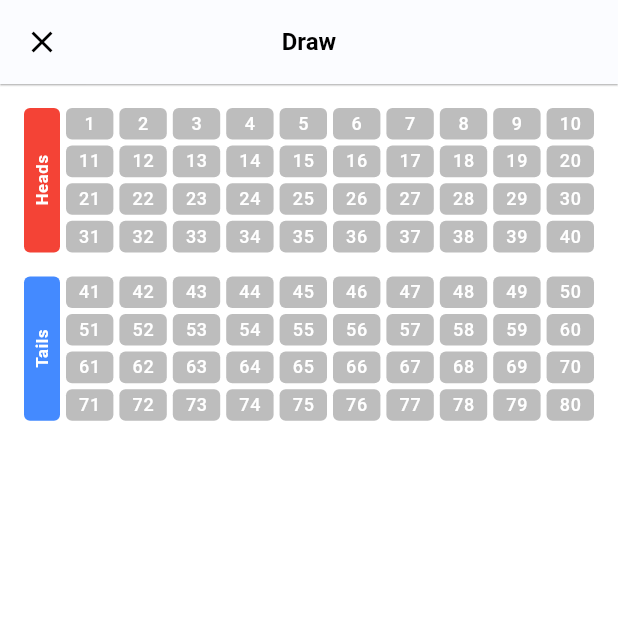
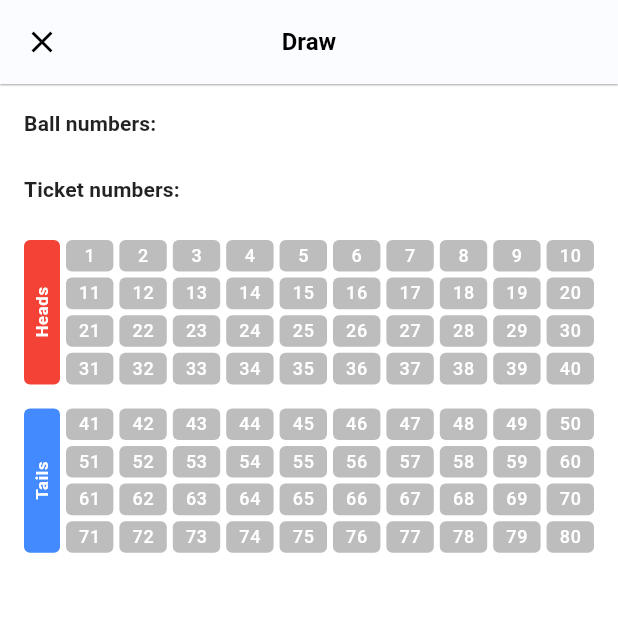
Before and after one commit to rayray199085/My-Draw, a Flutter app: the screen it shows after launch, after a tap on "Start", on a phone screen of 412 x 824 dp, the top half of it. Run offline on Flutter 3.47's test engine with Material 3 defaults, Android fonts, the phone set to English and light mode, and no system bars; our stand-ins replace bloc, flutter_bloc, freezed_annotation, go_router.

Commit message:
Refactor draw screen and remove entities

```diff
--- a/lib/core/router/app_route.dart
+++ b/lib/core/router/app_route.dart
@@ -4,8 +4,6 @@ import 'package:my_draw/core/router/dialog_pages.dart';
 import 'package:my_draw/core/router/router_path.dart';
 import 'package:my_draw/features/screens/draw/presentation/draw_screen.dart';
 import 'package:my_draw/features/screens/ticket/presentation/ticket_screen.dart';
-
-import '../../features/screens/ticket/domain/entities/ticket.dart';
 
 part 'app_route.g.dart';
 
@@ -26,7 +24,7 @@ class DrawRoute extends GoRouteData {
   Page<void> buildPage(BuildContext context, GoRouterState state) {
     return FullScreenModalPage(
         child: DrawScreen(
-      ticket: state.extra as Ticket,
+      ticketNumbers: state.extra as List<int>,
     ));
   }
 }
--- a/lib/features/screens/draw/domain/entities/ticket_number.dart
+++ /dev/null
@@ -1,15 +0,0 @@
-import 'package:freezed_annotation/freezed_annotation.dart';
-
-part 'ticket_number.freezed.dart';
-part 'ticket_number.g.dart';
-
-@freezed
-class TicketNumber with _$TicketNumber {
-  const factory TicketNumber({
-    required int value,
-    @Default(false) bool isSelected,
-  }) = _TicketNumber;
-
-  factory TicketNumber.fromJson(Map<String, dynamic> json) =>
-      _$TicketNumberFromJson(json);
-}
--- a/lib/features/screens/draw/presentation/cubit/draw_cubit.dart
+++ b/lib/features/screens/draw/presentation/cubit/draw_cubit.dart
@@ -4,7 +4,6 @@ import 'dart:math';
 import 'package:bloc/bloc.dart';
 import 'package:freezed_annotation/freezed_annotation.dart';
 import 'package:my_draw/core/constants/app_constants.dart';
-import 'package:my_draw/features/screens/draw/domain/entities/ticket_number.dart';
 
 import '../draw_screen_constants.dart';
 
@@ -16,10 +15,8 @@ class DrawCubit extends Cubit<DrawState> {
   late final Timer timer;
 
   void loadTicketNumbers(List<int> numbers) {
-    final List<int> numberList = [...numbers]
-      ..sort(); // Spread operator creates a copy before sorting
     emit(DrawState.loaded(
-      ticketNumbers: numberList.map((n) => TicketNumber(value: n)).toList(),
+      ticketNumbers: [...numbers]..sort(),
       ballNumbers: [],
     ));
   }
--- a/lib/features/screens/draw/presentation/cubit/draw_state.dart
+++ b/lib/features/screens/draw/presentation/cubit/draw_state.dart
@@ -4,7 +4,7 @@ part of 'draw_cubit.dart';
 class DrawState with _$DrawState {
   const factory DrawState.initial() = _Initial;
   const factory DrawState.loaded({
-    required List<TicketNumber> ticketNumbers,
+    required List<int> ticketNumbers,
     required List<int> ballNumbers,
   }) = _Loaded;
 }
--- a/lib/features/screens/draw/presentation/draw_screen.dart
+++ b/lib/features/screens/draw/presentation/draw_screen.dart
@@ -1,22 +1,20 @@
 import 'package:flutter/material.dart';
 import 'package:flutter_bloc/flutter_bloc.dart';
 import 'package:my_draw/core/theme/gaps.dart';
-import 'package:my_draw/features/screens/draw/domain/entities/ticket_number.dart';
 import 'package:my_draw/features/screens/draw/presentation/cubit/draw_cubit.dart';
 import 'package:my_draw/features/screens/draw/presentation/widgets/ball_section.dart';
 import 'package:my_draw/features/screens/draw/presentation/widgets/draw_board.dart';
 import 'package:my_draw/features/screens/draw/presentation/widgets/ticket_section.dart';
-import 'package:my_draw/features/screens/ticket/domain/entities/ticket.dart';
 
 import '../../../../generated/l10n.dart';
 
 class DrawScreen extends StatelessWidget {
   const DrawScreen({
     super.key,
-    required this.ticket,
+    required this.ticketNumbers,
   });
 
-  final Ticket ticket;
+  final List<int> ticketNumbers;
 
   @override
   Widget build(BuildContext context) {
@@ -28,7 +26,7 @@ class DrawScreen extends StatelessWidget {
         create: (context) {
           final cubit = DrawCubit();
           WidgetsBinding.instance.addPostFrameCallback(
-              (_) => cubit.loadTicketNumbers(ticket.numbers));
+              (_) => cubit.loadTicketNumbers(ticketNumbers));
           return cubit;
         },
         child: const DrawBody(),
@@ -62,27 +60,21 @@ class DrawBody extends StatelessWidget {
                 selector: (state) => state.maybeMap(
                     loaded: (loaded) => loaded.ballNumbers, orElse: () => null),
                 builder: (context, ballNumbers) {
-                  return ballNumbers?.isNotEmpty == true
-                      ? Padding(
-                          padding:
-                              const EdgeInsets.only(bottom: Gaps.spacing16),
-                          child: BallSection(numbers: ballNumbers!),
-                        )
-                      : const SizedBox();
+                  return Padding(
+                    padding: const EdgeInsets.only(bottom: Gaps.spacing16),
+                    child: BallSection(numbers: ballNumbers ?? []),
+                  );
                 },
               ),
-              BlocSelector<DrawCubit, DrawState, List<TicketNumber>?>(
+              BlocSelector<DrawCubit, DrawState, List<int>?>(
                 selector: (state) => state.maybeMap(
                     loaded: (loaded) => loaded.ticketNumbers,
                     orElse: () => null),
                 builder: (context, ticketNumbers) {
-                  return ticketNumbers?.isNotEmpty == true
-                      ? Padding(
-                          padding:
-                              const EdgeInsets.only(bottom: Gaps.spacing16),
-                          child: TicketSection(numbers: ticketNumbers!),
-                        )
-                      : const SizedBox();
+                  return Padding(
+                    padding: const EdgeInsets.only(bottom: Gaps.spacing16),
+                    child: TicketSection(numbers: ticketNumbers ?? []),
+                  );
                 },
               ),
               const DrawBoard(),
--- a/lib/features/screens/draw/presentation/widgets/ball_section.dart
+++ b/lib/features/screens/draw/presentation/widgets/ball_section.dart
@@ -1,5 +1,8 @@
 import 'package:flutter/material.dart';
 import 'package:my_draw/core/theme/gaps.dart';
+
+import '../../../../../generated/l10n.dart';
+import 'ball_number_cell.dart';
 
 class BallSection extends StatelessWidget {
   const BallSection({
@@ -10,11 +13,25 @@ class BallSection extends StatelessWidget {
   final List<int> numbers;
   @override
   Widget build(BuildContext context) {
-    return Wrap(
-      direction: Axis.horizontal,
-      spacing: Gaps.spacing8,
-      runSpacing: Gaps.spacing8,
-      children: numbers.map((number) => Text(number.toString())).toList(),
+    return Column(
+      crossAxisAlignment: CrossAxisAlignment.start,
+      children: [
+        Text(
+          '${S.of(context).ballNumbers}:',
+          style: Theme.of(context).textTheme.titleSmall?.copyWith(
+                color: Theme.of(context).colorScheme.secondary,
+                fontWeight: FontWeight.w600,
+              ),
+        ),
+        const SizedBox(height: Gaps.spacing8),
+        Wrap(
+          direction: Axis.horizontal,
+          spacing: Gaps.spacing8,
+          runSpacing: Gaps.spacing8,
+          children:
+              numbers.map((number) => BallNumberCell(number: number)).toList(),
+        ),
+      ],
     );
   }
 }
--- a/lib/features/screens/draw/presentation/widgets/ticket_section.dart
+++ b/lib/features/screens/draw/presentation/widgets/ticket_section.dart
@@ -1,7 +1,8 @@
 import 'package:flutter/material.dart';
-import 'package:my_draw/core/theme/gaps.dart';
-import 'package:my_draw/features/screens/draw/domain/entities/ticket_number.dart';
 import 'package:my_draw/features/screens/draw/presentation/widgets/ticket_number_cell.dart';
+
+import '../../../../../core/theme/gaps.dart';
+import '../../../../../generated/l10n.dart';
 
 class TicketSection extends StatelessWidget {
   const TicketSection({
@@ -9,15 +10,29 @@ class TicketSection extends StatelessWidget {
     required this.numbers,
   });
 
-  final List<TicketNumber> numbers;
+  final List<int> numbers;
   @override
   Widget build(BuildContext context) {
-    return Wrap(
-      direction: Axis.horizontal,
-      spacing: Gaps.spacing8,
-      runSpacing: Gaps.spacing8,
-      children:
-          numbers.map((number) => TicketNumberCell(number: number)).toList(),
+    return Column(
+      crossAxisAlignment: CrossAxisAlignment.start,
+      children: [
+        Text(
+          '${S.of(context).ticketNumbers}:',
+          style: Theme.of(context).textTheme.titleSmall?.copyWith(
+                color: Theme.of(context).colorScheme.secondary,
+                fontWeight: FontWeight.w600,
+              ),
+        ),
+        const SizedBox(height: Gaps.spacing8),
+        Wrap(
+          direction: Axis.horizontal,
+          spacing: Gaps.spacing8,
+          runSpacing: Gaps.spacing8,
+          children: numbers
+              .map((number) => TicketNumberCell(number: number))
+              .toList(),
+        ),
+      ],
     );
   }
 }
--- a/lib/features/screens/ticket/domain/entities/ticket.dart
+++ /dev/null
@@ -1,13 +0,0 @@
-import 'package:freezed_annotation/freezed_annotation.dart';
-
-part 'ticket.freezed.dart';
-part 'ticket.g.dart';
-
-@freezed
-class Ticket with _$Ticket {
-  const factory Ticket({
-    required List<int> numbers,
-  }) = _Ticket;
-
-  factory Ticket.fromJson(Map<String, dynamic> json) => _$TicketFromJson(json);
-}
--- a/lib/features/screens/ticket/presentation/cubit/ticket_state.dart
+++ b/lib/features/screens/ticket/presentation/cubit/ticket_state.dart
@@ -2,5 +2,6 @@ part of 'ticket_cubit.dart';
 
 @freezed
 class TicketState with _$TicketState {
-  const factory TicketState({required Ticket ticket}) = _TicketState;
+  const factory TicketState({required List<int> selectedNumbers}) =
+      _TicketState;
 }
--- a/lib/features/screens/ticket/presentation/ticket_screen.dart
+++ b/lib/features/screens/ticket/presentation/ticket_screen.dart
@@ -3,7 +3,6 @@ import 'package:flutter_bloc/flutter_bloc.dart';
 import 'package:go_router/go_router.dart';
 import 'package:my_draw/core/router/app_route.dart';
 import 'package:my_draw/core/theme/gaps.dart';
-import 'package:my_draw/features/screens/ticket/domain/entities/ticket.dart';
 import 'package:my_draw/features/screens/ticket/presentation/cubit/ticket_cubit.dart';
 import 'package:my_draw/features/screens/ticket/presentation/widgets/number_selection_board.dart';
 
@@ -32,9 +31,9 @@ class TicketBody extends StatelessWidget {
 
   @override
   Widget build(BuildContext context) {
-    return BlocSelector<TicketCubit, TicketState, Ticket>(
-      selector: (state) => state.ticket,
-      builder: (context, ticket) {
+    return BlocSelector<TicketCubit, TicketState, List<int>>(
+      selector: (state) => state.selectedNumbers,
+      builder: (context, selectedNumbers) {
         return SafeArea(
             child: SingleChildScrollView(
           child: Padding(
@@ -42,11 +41,11 @@ class TicketBody extends StatelessWidget {
             child: Column(
               crossAxisAlignment: CrossAxisAlignment.stretch,
               children: [
-                NumberSelectionBoard(selectedNumbers: ticket.numbers),
+                NumberSelectionBoard(selectedNumbers: selectedNumbers),
                 const SizedBox(height: Gaps.spacing16),
                 ElevatedButton(
-                    onPressed: () =>
-                        context.push(const DrawRoute().location, extra: ticket),
+                    onPressed: () => context.push(const DrawRoute().location,
+                        extra: selectedNumbers),
                     // onPressed: selectedNumbers.length ==
                     //         TicketScreenConstants.maxSelectedNumber
                     //     ? () => DrawRoute().push(context)
--- a/lib/l10n/intl_en.arb
+++ b/lib/l10n/intl_en.arb
@@ -1,8 +1,10 @@
 {
   "@@locale": "en",
+  "ballNumbers": "Ball numbers",
   "draw": "Draw",
   "heads": "Heads",
   "start": "Start",
   "tails": "Tails",
-  "ticket": "Ticket"
+  "ticket": "Ticket",
+  "ticketNumbers": "Ticket numbers"
 }
```
Also changed, not shown: lib/features/screens/draw/presentation/widgets/ball_number_cell.dart (added, +33 -0 lines), lib/features/screens/draw/presentation/widgets/ticket_number_cell.dart (+14 -7 lines), lib/features/screens/ticket/presentation/cubit/ticket_cubit.dart (+5 -7 lines), lib/features/screens/draw/domain/entities/ticket_number.freezed.dart (deleted), lib/features/screens/draw/domain/entities/ticket_number.g.dart (deleted), lib/features/screens/draw/presentation/cubit/draw_cubit.freezed.dart, lib/features/screens/ticket/domain/entities/ticket.freezed.dart (deleted), lib/features/screens/ticket/domain/entities/ticket.g.dart (deleted), lib/features/screens/ticket/presentation/cubit/ticket_cubit.freezed.dart, lib/generated/intl/messages_en.dart, lib/generated/l10n.dart.
